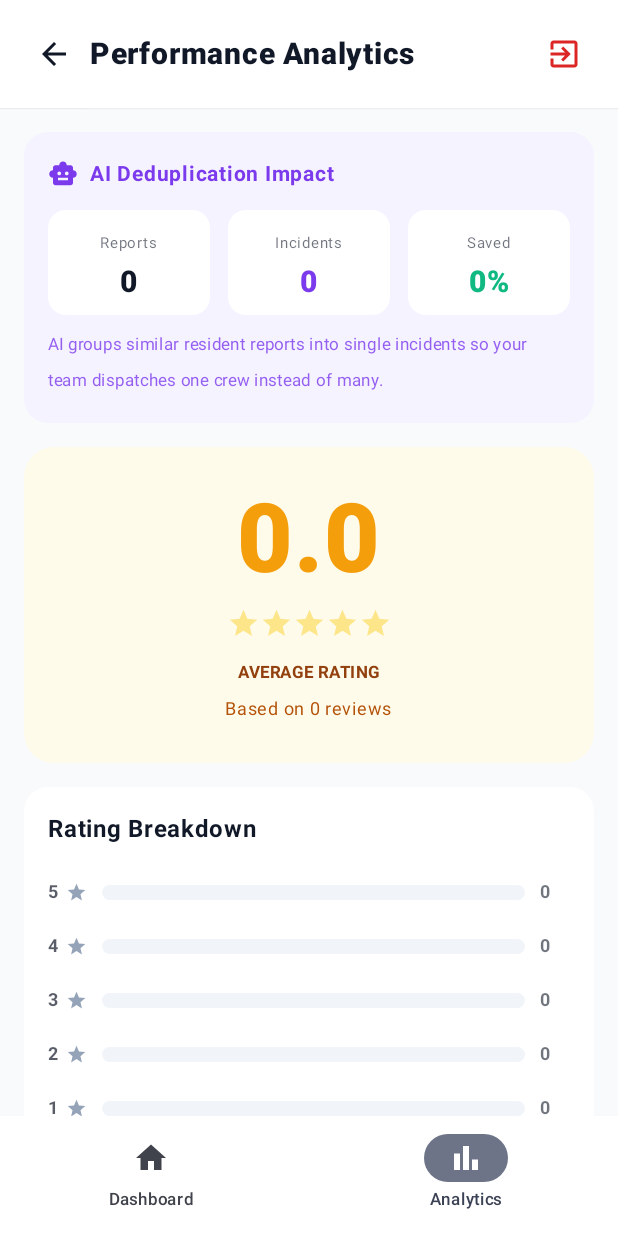
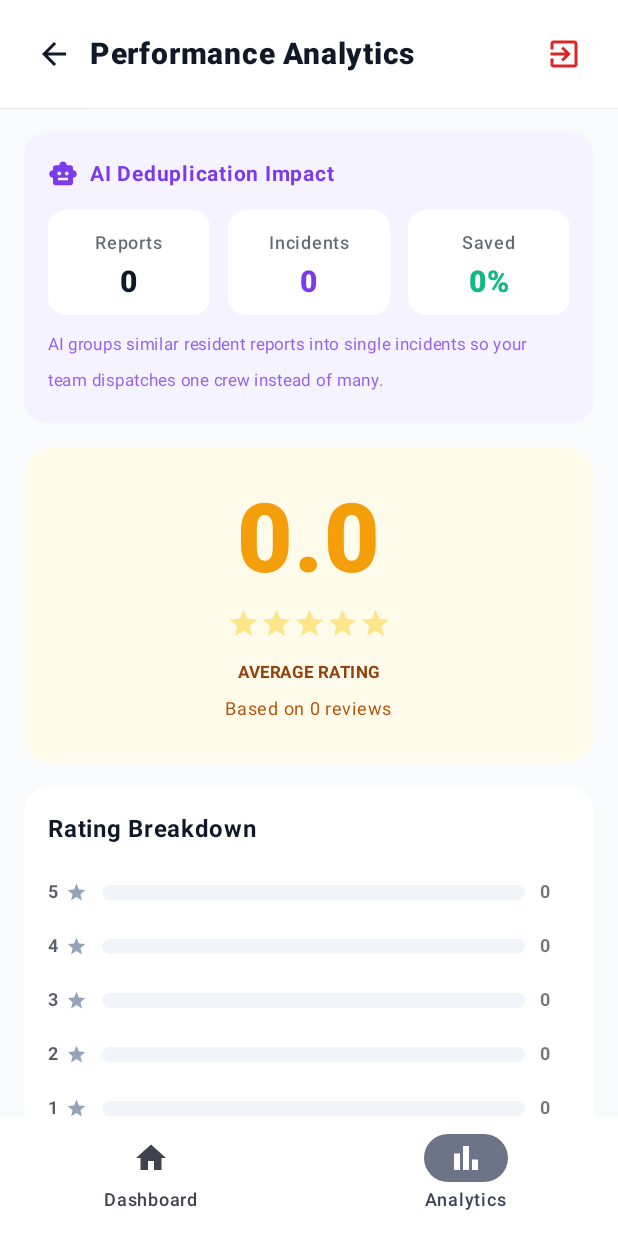
Before and after one commit to Tiff-Maina/madaraka-android, an Android app built with Jetpack Compose: the DispatcherAnalyticsScreen screen opened through its navigation route, on a phone screen of 412 x 824 dp. Run offline under Robolectric (Android 15) with nearby library versions, the phone set to English and light mode, and no system bars; our stand-ins replace Firebase (no records; nobody signed in at launch, a user with empty details on screens opened directly).

Commit message:
Fix DispatcherAnalyticsScreen navigation and MyReportsScreen rating state

```diff
--- a/app/src/main/java/com/madaraka/connect/navigation/AppNavHost.kt
+++ b/app/src/main/java/com/madaraka/connect/navigation/AppNavHost.kt
@@ -163,6 +163,8 @@ fun AppNavHost(
 
         composable(Routes.DISPATCHER_ANALYTICS) {
             DispatcherAnalyticsScreen(
+                department = department,
+                agencyName = agencyName,
                 onBack = { navController.popBackStack() },
                 onSignOut = {
                     viewModel.signOut()
--- a/app/src/main/java/com/madaraka/connect/ui/dispatcher/DispatcherAnalyticsScreen.kt
+++ b/app/src/main/java/com/madaraka/connect/ui/dispatcher/DispatcherAnalyticsScreen.kt
@@ -14,12 +14,7 @@ import androidx.compose.material.icons.filled.Home
 import androidx.compose.material.icons.filled.SmartToy
 import androidx.compose.material.icons.filled.Star
 import androidx.compose.material3.*
-import androidx.compose.runtime.Composable
-import androidx.compose.runtime.collectAsState
-import androidx.compose.runtime.getValue
-import androidx.compose.runtime.mutableStateOf
-import androidx.compose.runtime.remember
-import androidx.compose.runtime.setValue
+import androidx.compose.runtime.*
 import androidx.compose.ui.Alignment
 import androidx.compose.ui.Modifier
 import androidx.compose.ui.graphics.Color
@@ -27,6 +22,7 @@ import androidx.compose.ui.text.font.FontWeight
 import androidx.compose.ui.unit.dp
 import androidx.compose.ui.unit.sp
 import androidx.lifecycle.viewmodel.compose.viewModel
+import com.madaraka.connect.data.models.Ticket
 
 private val BrandBlue = Color(0xFF2563EB)
 private val BrandCharcoal = Color(0xFF111827)
@@ -38,12 +34,55 @@ private val AmberBorder = Color(0xFFFDE68A)
 private val AiPurple = Color(0xFF7C3AED)
 private val AiPurpleBg = Color(0xFFF5F3FF)
 
+private data class DeduplicationImpact(
+    val totalReports: Int,
+    val effectiveIncidents: Int,
+    val savedPercent: Int
+)
+
+private fun computeDeduplicationImpact(tickets: List<Ticket>): DeduplicationImpact {
+    val totalReports = tickets.size
+    if (totalReports == 0) {
+        return DeduplicationImpact(totalReports = 0, effectiveIncidents = 0, savedPercent = 0)
+    }
+
+    val countsByIncidentId = tickets
+        .mapNotNull { it.masterIncidentId?.takeIf { id -> id.isNotBlank() } }
+        .groupingBy { it }
+        .eachCount()
+
+    val multiReportClusters = countsByIncidentId.count { it.value >= 2 }
+    val clusteredTicketCount = countsByIncidentId
+        .filter { it.value >= 2 }
+        .values
+        .sum()
+    val standaloneReports = totalReports - clusteredTicketCount
+
+    val effectiveIncidents = multiReportClusters + standaloneReports
+    val savedReports = (totalReports - effectiveIncidents).coerceAtLeast(0)
+    val deduplicationPercent = ((savedReports.toDouble() / totalReports) * 100).toInt()
+
+    return DeduplicationImpact(
+        totalReports = totalReports,
+        effectiveIncidents = effectiveIncidents,
+        savedPercent = deduplicationPercent
+    )
+}
+
 @Composable
 fun DispatcherAnalyticsScreen(
+    department: String = "",
+    agencyName: String = "",
     onBack: () -> Unit = {},
     onSignOut: () -> Unit = {},
     viewModel: DispatcherViewModel = viewModel()
 ) {
+    LaunchedEffect(department, agencyName) {
+        if (department.isNotBlank()) {
+            viewModel.load(department, agencyName)
+        }
+    }
+
     val tickets by viewModel.tickets.collectAsState()
 
     val average = viewModel.averageRating
@@ -51,15 +90,7 @@ fun DispatcherAnalyticsScreen(
     val breakdown = viewModel.ratingBreakdown()
     val totalRatedForPercent = if (ratedCount > 0) ratedCount else 1
 
-    // AI deduplication metrics
-    val total = tickets.size
-    val groupedTickets = tickets.filter { !it.masterIncidentId.isNullOrBlank() }
-    val distinctGroups = groupedTickets.mapNotNull { it.masterIncidentId }.distinct().size
-    val ungrouped = total - groupedTickets.size
-    val incidents = distinctGroups + ungrouped
-    val deduplicationPercent = if (total > 0 && incidents < total) {
-        ((total - incidents).toDouble() / total * 100).toInt()
-    } else 0
+    val impact = remember(tickets) { computeDeduplicationImpact(tickets) }
 
     var showSignOutDialog by remember { mutableStateOf(false) }
 
@@ -121,13 +152,13 @@ fun DispatcherAnalyticsScreen(
                     selected = false,
                     onClick = onBack,
                     icon = { Icon(Icons.Default.Home, contentDescription = "Dashboard") },
-                    label = { Text("Dashboard", fontSize = 11.sp) }
+                    label = { Text("Dashboard", fontSize = 12.sp, fontWeight = FontWeight.SemiBold) }
                 )
                 NavigationBarItem(
                     selected = true,
                     onClick = { },
                     icon = { Icon(Icons.Default.BarChart, contentDescription = "Analytics") },
-                    label = { Text("Analytics", fontSize = 11.sp) }
+                    label = { Text("Analytics", fontSize = 12.sp, fontWeight = FontWeight.SemiBold) }
                 )
             }
         }
@@ -139,7 +170,6 @@ fun DispatcherAnalyticsScreen(
                 .verticalScroll(rememberScrollState())
                 .padding(16.dp)
         ) {
-            // AI Value section
             Card(
                 modifier = Modifier.fillMaxWidth(),
                 shape = RoundedCornerShape(16.dp),
@@ -165,19 +195,19 @@ fun DispatcherAnalyticsScreen(
                     Row(horizontalArrangement = Arrangement.spacedBy(12.dp)) {
                         AiStatCell(
                             label = "Reports",
-                            value = total.toString(),
+                            value = impact.totalReports.toString(),
                             color = BrandCharcoal,
                             modifier = Modifier.weight(1f)
                         )
                         AiStatCell(
                             label = "Incidents",
-                            value = incidents.toString(),
+                            value = impact.effectiveIncidents.toString(),
                             color = AiPurple,
                             modifier = Modifier.weight(1f)
                         )
                         AiStatCell(
                             label = "Saved",
-                            value = "$deduplicationPercent%",
+                            value = "${impact.savedPercent}%",
                             color = Color(0xFF10B981),
                             modifier = Modifier.weight(1f)
                         )
@@ -193,7 +223,6 @@ fun DispatcherAnalyticsScreen(
 
             Spacer(modifier = Modifier.height(16.dp))
 
-            // Big average card
             Card(
                 modifier = Modifier.fillMaxWidth(),
                 shape = RoundedCornerShape(20.dp),
@@ -231,7 +260,7 @@ fun DispatcherAnalyticsScreen(
                         fontWeight = FontWeight.Bold
                     )
                     Text(
-                        text = "Based on $ratedCount reviews",
+                        text = "Based on $ratedCount review${if (ratedCount == 1) "" else "s"}",
                         color = Color(0xFFB45309),
                         fontSize = 12.sp
                     )
@@ -240,7 +269,6 @@ fun DispatcherAnalyticsScreen(
 
             Spacer(modifier = Modifier.height(16.dp))
 
-            // Rating breakdown
             Card(
                 modifier = Modifier.fillMaxWidth(),
                 shape = RoundedCornerShape(16.dp),
@@ -305,7 +333,6 @@ fun DispatcherAnalyticsScreen(
 
             Spacer(modifier = Modifier.height(16.dp))
 
-            // Info card
             Card(
                 modifier = Modifier.fillMaxWidth(),
                 shape = RoundedCornerShape(16.dp),
@@ -355,7 +382,7 @@ private fun AiStatCell(
                 .padding(10.dp),
             horizontalAlignment = Alignment.CenterHorizontally
         ) {
-            Text(label, color = BrandCharcoal.copy(alpha = 0.6f), fontSize = 10.sp)
+            Text(label, color = BrandCharcoal.copy(alpha = 0.65f), fontSize = 12.sp, fontWeight = FontWeight.SemiBold)
             Spacer(modifier = Modifier.height(2.dp))
             Text(value, color = color, fontSize = 20.sp, fontWeight = FontWeight.ExtraBold)
         }
```
Also changed, not shown: app/src/main/java/com/madaraka/connect/ui/dispatcher/DispatcherDashboardScreen.kt (+37 -22 lines), app/src/main/java/com/madaraka/connect/ui/resident/ReportFaultScreen.kt (+72 -51 lines).
